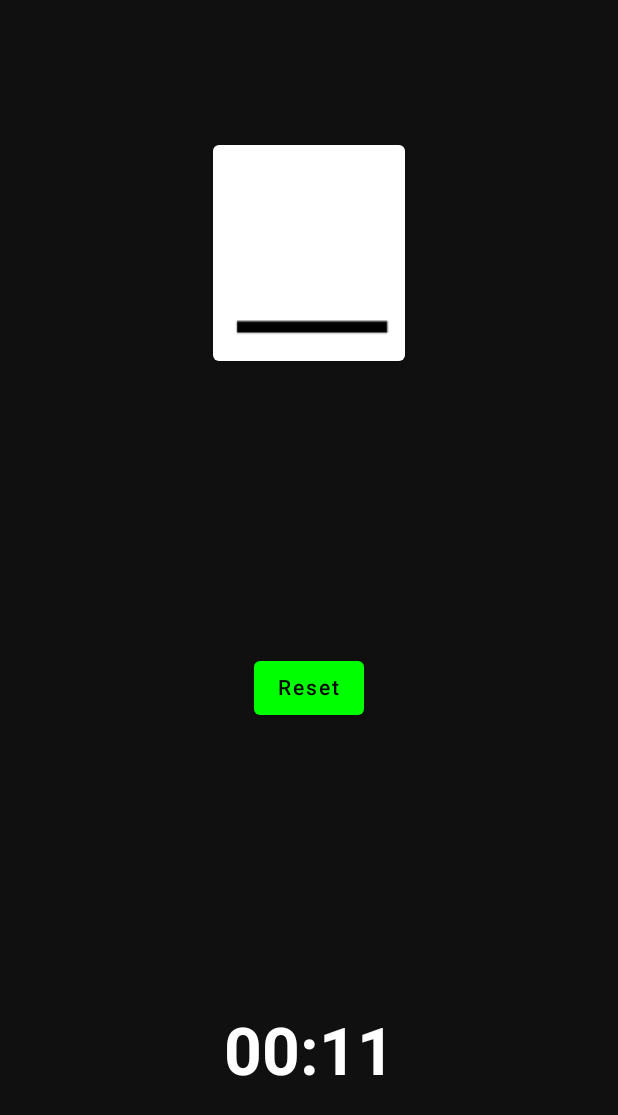
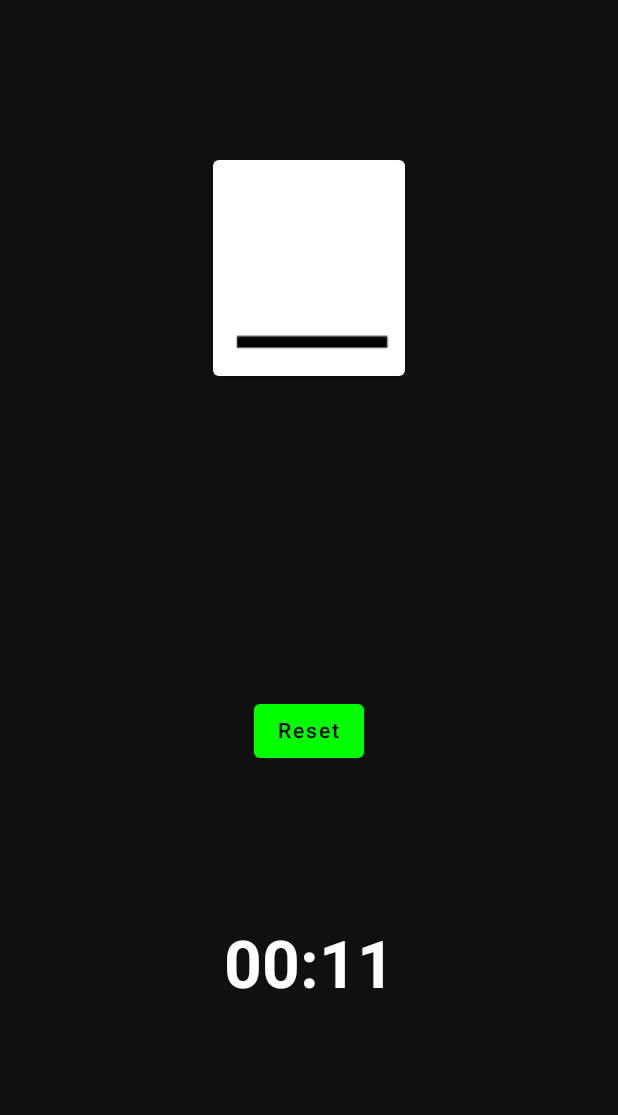
Before and after one commit to Luccien/TimerApp, an Android app built with Jetpack Compose: the screen it shows after launch (MainActivity), after a tap on "Start", on a phone screen of 412 x 824 dp. Shown: the top 1115 px of the screen. Run offline under Robolectric (Android 15) with nearby library versions, the phone set to English and light mode, and no system bars.

Commit message:
from laptop

```diff
--- a/app/src/main/java/de/lucien/timer/MainActivity.kt
+++ b/app/src/main/java/de/lucien/timer/MainActivity.kt
@@ -15,7 +15,7 @@ import androidx.compose.ui.unit.sp
 import kotlinx.coroutines.delay
 import androidx.compose.foundation.Image
 import androidx.compose.ui.res.painterResource
-
+import androidx.compose.ui.tooling.preview.Preview
 
 
 class MainActivity : ComponentActivity() {
@@ -26,18 +26,20 @@ class MainActivity : ComponentActivity() {
         setContent {
            Surface(
                 color = Color(0xFF101010),
-                modifier = Modifier.fillMaxSize()
+               // modifier = Modifier.fillMaxSize()
             ) {
-                Box(
-                ) {
+                /*Box(
+                ) {*/
                     Timer(
                        /* handleColor = Color.Green,
                         inactiveBarColor = Color.DarkGray,
                         activeBarColor = Color(0xFF37B900),
                         modifier = Modifier.size(200.dp)*/
                     )
+
+
                 }
-            }
+          //  }
         }
     }
 }
@@ -45,7 +47,7 @@ class MainActivity : ComponentActivity() {
 
 
 
-
+    @Preview
     @Composable
     fun Timer(
         //totalTime: Long,
@@ -97,19 +99,22 @@ class MainActivity : ComponentActivity() {
             }
         }
 
+
+        Box(//color = Color(0xFF101010),
+            modifier = Modifier.fillMaxSize()
+        ) {
             Column(
+
                modifier = Modifier
-                .fillMaxSize(),
+                   .fillMaxHeight(0.75f)
+                .fillMaxWidth(),
+                    //.padding(25.dp),
                horizontalAlignment = Alignment.CenterHorizontally,
                 verticalArrangement = Arrangement.SpaceAround    //.SpaceEvenly // TODO CHANGE
             ) {
 
 
-
-
-
-
-            if(isTimerRunning ) {
+                if (isTimerRunning) {
                     //------
                     ShowHangman(
                         pictureAmount = pictureAmount,
@@ -120,7 +125,7 @@ class MainActivity : ComponentActivity() {
                         timeToShowNextPicture = timeToShowNextPicture,
                         onTimeToShowNextPictureChange = { timeToShowNextPicture = it })
                     //------
-            }else{
+                } else {
                     /////
                     Card(
                         elevation = 4.dp,
@@ -135,7 +140,7 @@ class MainActivity : ComponentActivity() {
 
                 Row() { // --row
                     /////////////////
-                if(!isTimerRunning ) {
+                    if (!isTimerRunning) {
                         ButtonStartPause( // IS ONLY START BUTTON NOW!!!
                             currentTime = currentTime,
                             onCurrentTimeChange = { currentTime = it },
@@ -148,7 +153,7 @@ class MainActivity : ComponentActivity() {
                             pictureAmount = pictureAmount
                         )
                     }
-                if(isTimerRunning ) {
+                    if (isTimerRunning) {
                         ResetButton(
                             currentTime = currentTime,
                             onCurrentTimeChange = { currentTime = it },
@@ -165,7 +170,24 @@ class MainActivity : ComponentActivity() {
                 }//--row
 
 
+            }// column end
             //-------
+
+
+            // SECOND COLUMN
+            Column(
+
+
+                modifier = Modifier.align(Alignment.BottomCenter)
+                    .fillMaxHeight(0.25f)
+                    .fillMaxWidth(),
+
+
+                    //.fillMaxSize()
+                //.padding(100.dp),
+                horizontalAlignment = Alignment.CenterHorizontally
+                // verticalArrangement = Arrangement.SpaceAround    //.SpaceEvenly // TODO CHANGE
+            ) {
                 //if (isTimerRunning && currentTime > 0L) {}
                 //else if (!isTimerRunning && currentTime == totalTime) {
                 if (!isTimerRunning && currentTime == totalTime) {
@@ -178,21 +200,20 @@ class MainActivity : ComponentActivity() {
                         onCounterChange = { counter = it },
                         isTimerRunning,
                         onIsTimerRunningChange = { isTimerRunning = it },
-                )}
+                    )
+                }
                 //------
-
 
 
                 //--------
                 if (isTimerRunning && currentTime > 0L) {
                     TimerCountTextfield(currentTime = currentTime)
-            }
-            else if (!isTimerRunning && currentTime == totalTime) {}
-            else if (!isTimerRunning && currentTime > 0L){
+                } else if (!isTimerRunning && currentTime == totalTime) {
+                } else if (!isTimerRunning && currentTime > 0L) {
                     TimerCountTextfield(currentTime = currentTime)
                 }
                 //------
-
+            }
         }
     }
 
@@ -355,7 +376,8 @@ fun ResetButton(
 
 @Composable
 fun TimerCountTextfield(currentTime:Long){
-    Row() {
+    Row(   //modifier = Modifier.paddingFromBaseline(top = 24.dp, bottom = 8.dp)
+    ) {
         showTimeInMinAndSec(currentTime)
     }
 
--- a/settings.gradle
+++ b/settings.gradle
@@ -5,8 +5,8 @@ pluginManagement {
         mavenCentral()
     }
     plugins {
-        id 'com.android.application' version '7.1.0-alpha03'
-        id 'com.android.library' version '7.1.0-alpha03'
+        id 'com.android.application' version '7.1.0-beta03'
+        id 'com.android.library' version '7.1.0-beta03'
         id 'org.jetbrains.kotlin.android' version '1.5.10'
     }
 }
```
Also changed, not shown: gradle/wrapper/gradle-wrapper.properties. Lines whose indentation alone changed are shown as unchanged.
